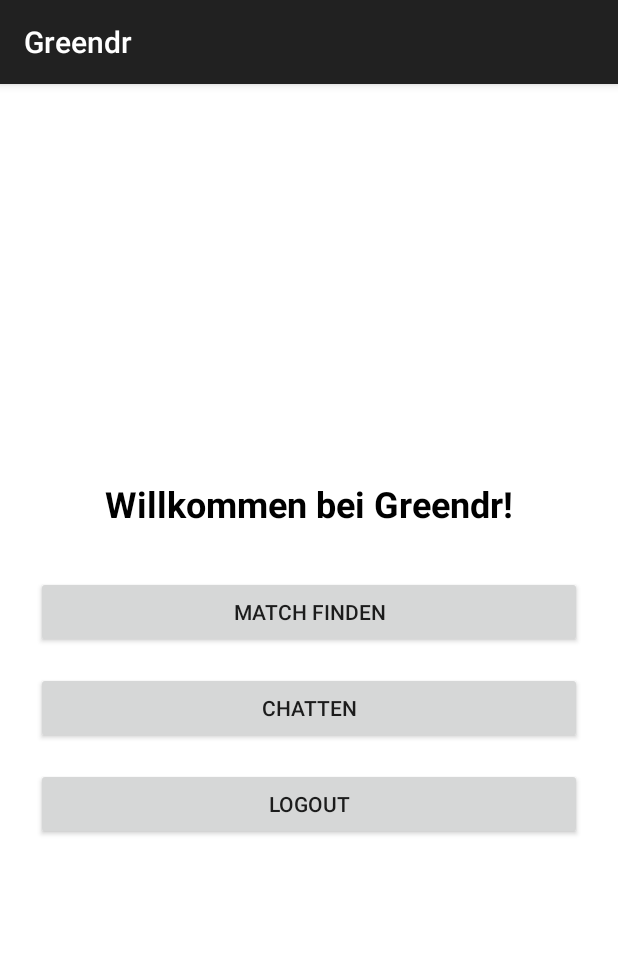
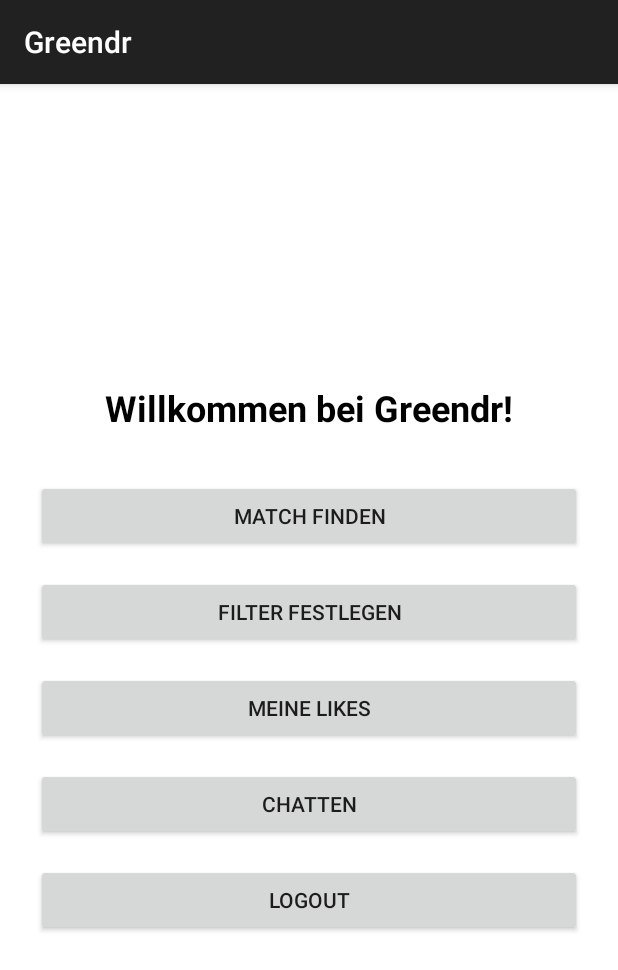
Before and after one commit to JanBusson/Greend-for-Android, an Android app built with Jetpack Compose: the fragment WelcomeFragment placed in its activity, on a phone screen of 412 x 824 dp. Shown: the top 970 px of the screen. Run offline under Robolectric (Android 15) with nearby library versions, the phone set to English and light mode, and no system bars; our stand-ins replace Firebase (no records; nobody signed in at launch, a user with empty details on screens opened directly).

Commit message:
Alle Buttons bei WelcomeFragment.java angelegt, Logout umgesetzt

```diff
--- a/app/src/main/java/com/example/greendr/WelcomeFragment.java
+++ b/app/src/main/java/com/example/greendr/WelcomeFragment.java
@@ -1,5 +1,6 @@
 package com.example.greendr;
 
+import android.content.Intent;
 import android.os.Bundle;
 import android.util.Log;
 import android.view.LayoutInflater;
@@ -29,6 +30,8 @@ public class WelcomeFragment extends Fragment {
         View view = inflater.inflate(R.layout.fragment_welcome, container, false);
 
         Button matchBtn = view.findViewById(R.id.button_find_match);
+        Button filterBtn = view.findViewById(R.id.button_filter);
+        Button likesBtn = view.findViewById(R.id.button_liked);
         Button chatBtn = view.findViewById(R.id.button_chat);
         Button logoutBtn = view.findViewById(R.id.button_logout);
 
@@ -37,15 +40,34 @@ public class WelcomeFragment extends Fragment {
             Log.d("WelcomeFragment", "Match finden geklickt");
         });
 
+        filterBtn.setOnClickListener(v -> {
+            // TODO: MatchActivity starten
+            Log.d("WelcomeFragment", "Filter festlegen geklickt");
+        });
+
+        likesBtn.setOnClickListener(v -> {
+            // TODO: MatchActivity starten
+            Log.d("WelcomeFragment", "LikedUsers geklickt");
+        });
+
         chatBtn.setOnClickListener(v -> {
             // TODO: ChatActivity starten
             Log.d("WelcomeFragment", "Chatten geklickt");
         });
 
+        //Ausloggen
         logoutBtn.setOnClickListener(v -> {
+            //Ausloggen aus Firebase Auth
             FirebaseAuth.getInstance().signOut();
-            // TODO: Zurück zum LoginScreen navigieren
-            Log.d("WelcomeFragment", "Logout ausgeführt");
+
+
+            Intent intent = new Intent(requireActivity(), MainActivity.class);
+            //schließt alle im Backstack bis bei Main Activity angekommen
+            //MainActivity auf einen neuen Task (neuer Stapel)
+            intent.addFlags(Intent.FLAG_ACTIVITY_CLEAR_TOP | Intent.FLAG_ACTIVITY_NEW_TASK);
+            startActivity(intent);
+            //schließt activity komplett
+            requireActivity().finish();
         });
 
         return view;
--- a/app/src/main/res/layout/fragment_welcome.xml
+++ b/app/src/main/res/layout/fragment_welcome.xml
@@ -25,6 +25,20 @@
         android:layout_marginBottom="16dp" />
 
     <Button
+        android:id="@+id/button_filter"
+        android:layout_width="match_parent"
+        android:layout_height="wrap_content"
+        android:text="@string/button_filter"
+        android:layout_marginBottom="16dp" />
+
+    <Button
+        android:id="@+id/button_liked"
+        android:layout_width="match_parent"
+        android:layout_height="wrap_content"
+        android:text="@string/button_likedProfiles"
+        android:layout_marginBottom="16dp" />
+
+    <Button
         android:id="@+id/button_chat"
         android:layout_width="match_parent"
         android:layout_height="wrap_content"
--- a/app/src/main/res/values/strings.xml
+++ b/app/src/main/res/values/strings.xml
@@ -12,4 +12,6 @@
     <string name="button_findMatch">Match finden</string>
     <string name="chat">Chatten</string>
     <string name="promt_welcome">Willkommen bei Greendr!</string>
+    <string name="button_likedProfiles">Meine Likes</string>
+    <string name="button_filter">Filter festlegen</string>
 </resources>
```
